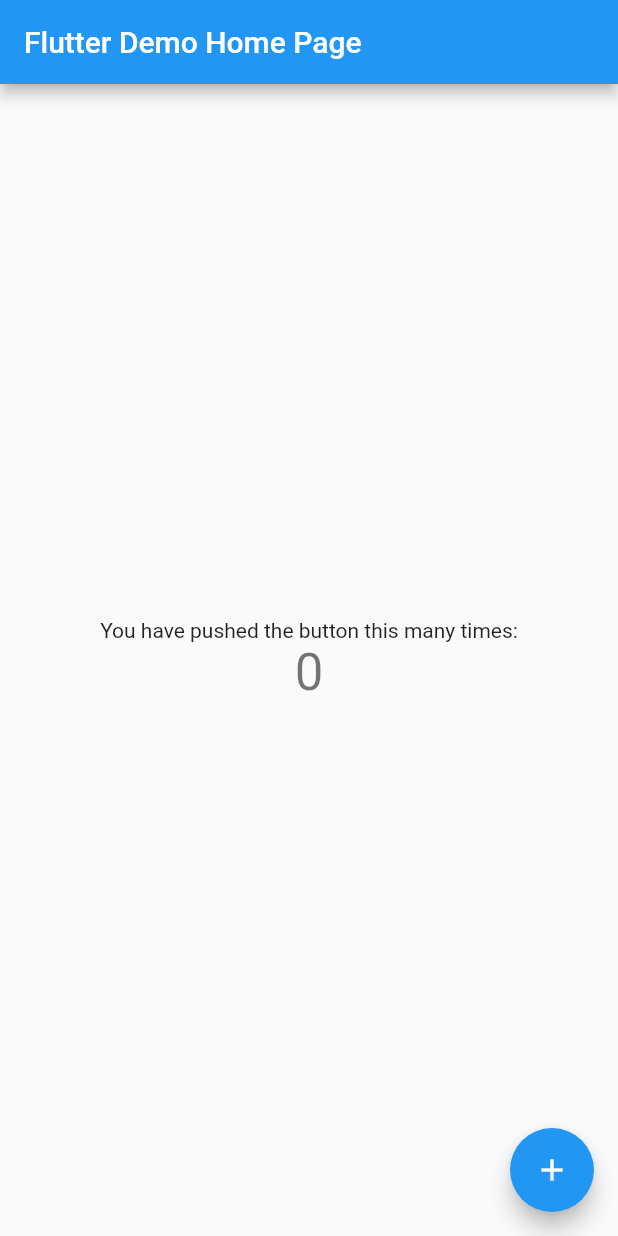
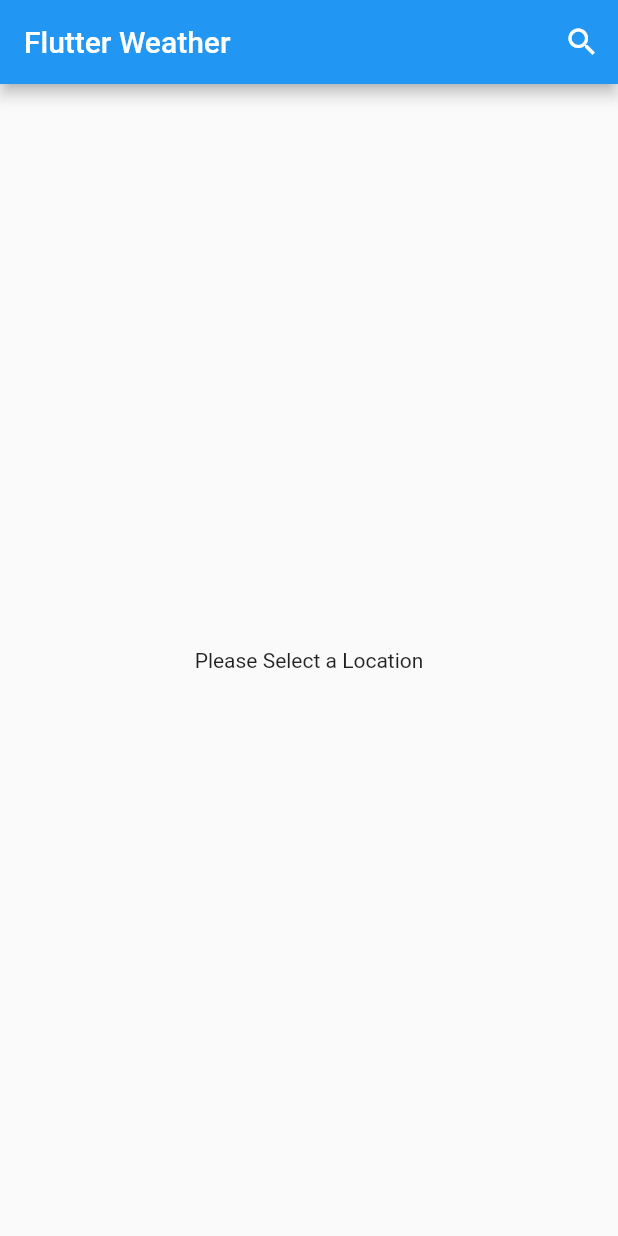
Before and after one commit to bjoberg/flutter_weather, a Flutter app: the screen it shows after launch, on a phone screen of 412 x 824 dp. Run offline on Flutter 3.47's test engine with Material 2 defaults, Android fonts, the phone set to English and light mode, and no system bars; our stand-ins replace bloc, equatable, flutter_bloc.

Commit message:
Create Weather widget

```diff
--- a/lib/main.dart
+++ b/lib/main.dart
@@ -1,117 +1,42 @@
 import 'package:flutter/material.dart';
+import 'package:flutter_weather/blocs/blocs.dart';
+import 'package:http/http.dart' as http;
+
+import 'package:flutter_bloc/flutter_bloc.dart';
+import 'package:flutter_weather/simple_bloc_delegate.dart';
+
+import 'package:flutter_weather/repositories/repositories.dart';
+import 'package:flutter_weather/widgets/widgets.dart';
 
 void main() {
-  runApp(MyApp());
+  BlocSupervisor.delegate = SimpleBlocDelegate();
+
+  final WeatherRepository weatherRepository = WeatherRepository(
+    weatherApiClient: WeatherApiClient(
+      httpClient: http.Client(),
+    ),
+  );
+
+  runApp(App(
+    weatherRepository: weatherRepository,
+  ));
 }
 
-class MyApp extends StatelessWidget {
-  // This widget is the root of your application.
+class App extends StatelessWidget {
+  final WeatherRepository weatherRepository;
+
+  App({Key key, @required this.weatherRepository})
+      : assert(weatherRepository != null),
+        super(key: key);
+
   @override
   Widget build(BuildContext context) {
     return MaterialApp(
-      title: 'Flutter Demo',
-      theme: ThemeData(
-        // This is the theme of your application.
-        //
-        // Try running your application with "flutter run". You'll see the
-        // application has a blue toolbar. Then, without quitting the app, try
-        // changing the primarySwatch below to Colors.green and then invoke
-        // "hot reload" (press "r" in the console where you ran "flutter run",
-        // or simply save your changes to "hot reload" in a Flutter IDE).
-        // Notice that the counter didn't reset back to zero; the application
-        // is not restarted.
-        primarySwatch: Colors.blue,
-        // This makes the visual density adapt to the platform that you run
-        // the app on. For desktop platforms, the controls will be smaller and
-        // closer together (more dense) than on mobile platforms.
-        visualDensity: VisualDensity.adaptivePlatformDensity,
-      ),
-      home: MyHomePage(title: 'Flutter Demo Home Page'),
-    );
+        title: "Flutter Weather",
+        home: BlocProvider(
+          create: (context) =>
+              WeatherBloc(weatherRepository: weatherRepository),
+          child: Weather(),
+        ));
   }
 }
-
-class MyHomePage extends StatefulWidget {
-  MyHomePage({Key key, this.title}) : super(key: key);
-
-  // This widget is the home page of your application. It is stateful, meaning
-  // that it has a State object (defined below) that contains fields that affect
-  // how it looks.
-
-  // This class is the configuration for the state. It holds the values (in this
-  // case the title) provided by the parent (in this case the App widget) and
-  // used by the build method of the State. Fields in a Widget subclass are
-  // always marked "final".
-
-  final String title;
-
-  @override
-  _MyHomePageState createState() => _MyHomePageState();
-}
-
-class _MyHomePageState extends State<MyHomePage> {
-  int _counter = 0;
-
-  void _incrementCounter() {
-    setState(() {
-      // This call to setState tells the Flutter framework that something has
-      // changed in this State, which causes it to rerun the build method below
-      // so that the display can reflect the updated values. If we changed
-      // _counter without calling setState(), then the build method would not be
-      // called again, and so nothing would appear to happen.
-      _counter++;
-    });
-  }
-
-  @override
-  Widget build(BuildContext context) {
-    // This method is rerun every time setState is called, for instance as done
-    // by the _incrementCounter method above.
-    //
-    // The Flutter framework has been optimized to make rerunning build methods
-    // fast, so that you can just rebuild anything that needs updating rather
-    // than having to individually change instances of widgets.
-    return Scaffold(
-      appBar: AppBar(
-        // Here we take the value from the MyHomePage object that was created by
-        // the App.build method, and use it to set our appbar title.
-        title: Text(widget.title),
-      ),
-      body: Center(
-        // Center is a layout widget. It takes a single child and positions it
-        // in the middle of the parent.
-        child: Column(
-          // Column is also a layout widget. It takes a list of children and
-          // arranges them vertically. By default, it sizes itself to fit its
-          // children horizontally, and tries to be as tall as its parent.
-          //
-          // Invoke "debug painting" (press "p" in the console, choose the
-          // "Toggle Debug Paint" action from the Flutter Inspector in Android
-          // Studio, or the "Toggle Debug Paint" command in Visual Studio Code)
-          // to see the wireframe for each widget.
-          //
-          // Column has various properties to control how it sizes itself and
-          // how it positions its children. Here we use mainAxisAlignment to
-          // center the children vertically; the main axis here is the vertical
-          // axis because Columns are vertical (the cross axis would be
-          // horizontal).
-          mainAxisAlignment: MainAxisAlignment.center,
-          children: <Widget>[
-            Text(
-              'You have pushed the button this many times:',
-            ),
-            Text(
-              '$_counter',
-              style: Theme.of(context).textTheme.headline4,
-            ),
-          ],
-        ),
-      ),
-      floatingActionButton: FloatingActionButton(
-        onPressed: _incrementCounter,
-        tooltip: 'Increment',
-        child: Icon(Icons.add),
-      ), // This trailing comma makes auto-formatting nicer for build methods.
-    );
-  }
-}
--- a/lib/repositories/weather_repository.dart
+++ b/lib/repositories/weather_repository.dart
@@ -15,7 +15,6 @@ class WeatherRepository {
   ///
   /// Fetch the weather for the provided [city] name.
   Future<Weather> getWeather(String city) async {
-    // TODO: these methods throw exceptions, what do we do with them?
     final locationId = await this.weatherApiClient.getLocationId(city);
     return await this.weatherApiClient.fetchWeather(locationId);
   }
--- /dev/null
+++ b/lib/widgets/weather.dart
@@ -0,0 +1,74 @@
+import 'package:flutter/material.dart';
+
+import 'package:flutter_bloc/flutter_bloc.dart';
+
+import 'package:flutter_weather/widgets/widgets.dart';
+import 'package:flutter_weather/blocs/blocs.dart';
+
+class Weather extends StatelessWidget {
+  @override
+  Widget build(BuildContext context) {
+    return Scaffold(
+      appBar: AppBar(title: Text('Flutter Weather'), actions: <Widget>[
+        IconButton(
+          icon: Icon(Icons.search),
+          onPressed: () async {
+            final city = await Navigator.push(
+              context,
+              MaterialPageRoute(
+                builder: (context) => CitySelection(),
+              ),
+            );
+            if (city != null) {
+              BlocProvider.of<WeatherBloc>(context)
+                  .add(FetchWeather(city: city));
+            }
+          },
+        )
+      ]),
+      body: Center(
+        child: BlocBuilder<WeatherBloc, WeatherState>(
+          builder: (context, state) {
+            if (state is WeatherEmpty) {
+              return Center(child: Text('Please Select a Location'));
+            }
+
+            if (state is WeatherLoading) {
+              return Center(child: CircularProgressIndicator());
+            }
+
+            if (state is WeatherLoaded) {
+              final weather = state.weather;
+
+              return ListView(
+                children: <Widget>[
+                  Padding(
+                      padding: EdgeInsets.only(top: 100.0),
+                      child:
+                          Center(child: Location(location: weather.location))),
+                  Center(
+                    child: LastUpdated(dateTime: weather.lastUpdated),
+                  ),
+                  Padding(
+                    padding: EdgeInsets.symmetric(vertical: 50.0),
+                    child: Center(
+                      child: CombinedWeatherTemperature(
+                        weather: weather,
+                      ),
+                    ),
+                  ),
+                ],
+              );
+            }
+            if (state is WeatherError) {
+              return Text(
+                'Something went wrong!',
+                style: TextStyle(color: Colors.red),
+              );
+            }
+          },
+        ),
+      ),
+    );
+  }
+}
--- /dev/null
+++ b/lib/widgets/widgets.dart
@@ -0,0 +1 @@
+export "weather.dart";
```
Also changed, not shown: lib/simple_bloc_delegate.dart (added, +21 -0 lines).
